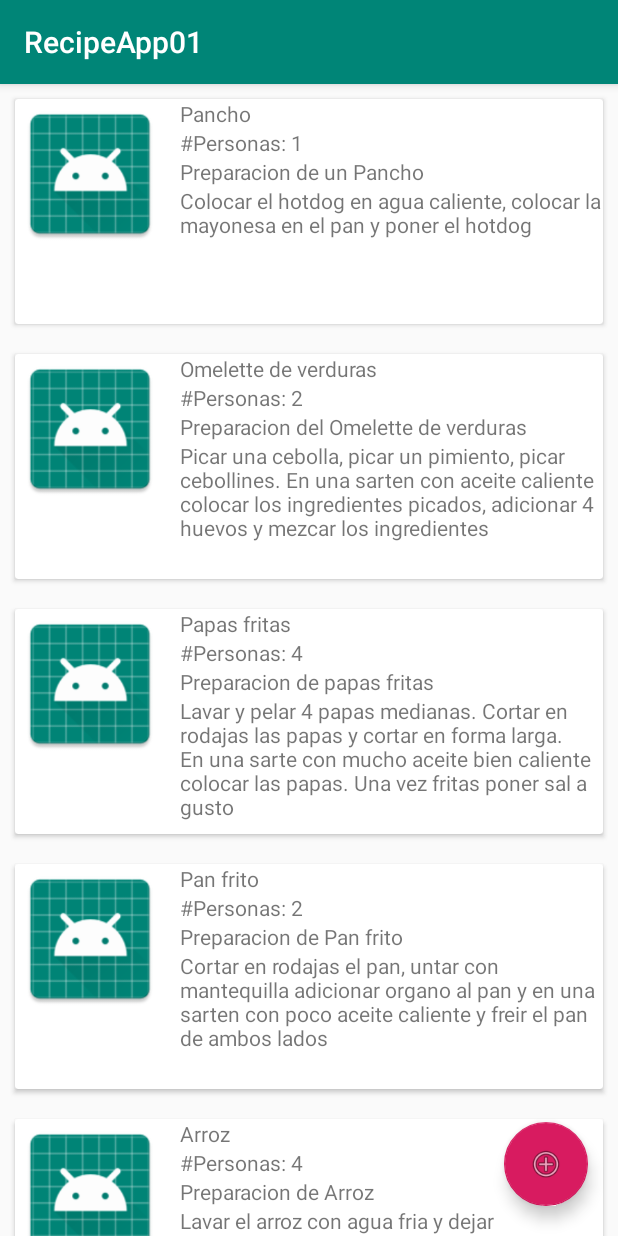
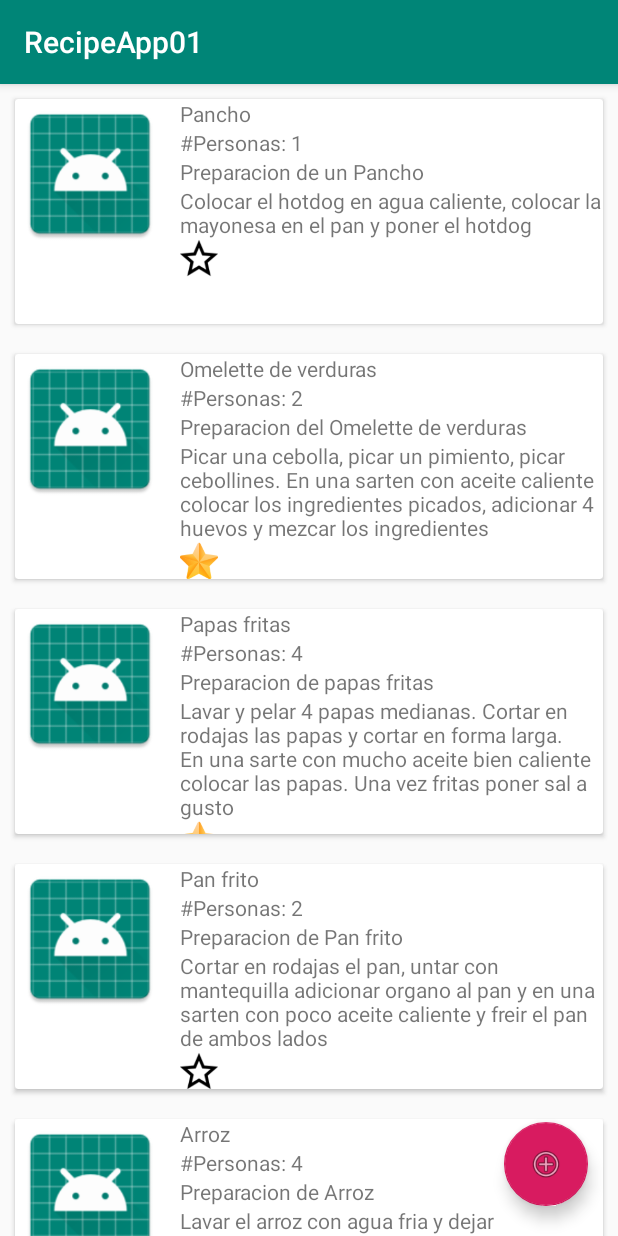
Before and after one commit to barcvilla/AndroidCourse, an Android app: the screen it shows after launch (MainActivity), on a phone screen of 412 x 824 dp. Run offline under Robolectric (Android 15) with nearby library versions, the phone set to English and light mode, and no system bars.

Commit message:
Java Android Programming

```diff
--- a/Modulo04/RecipeApp01/app/src/main/java/com/recipeapp/ceva/adapters/RecipeAdapter.java
+++ b/Modulo04/RecipeApp01/app/src/main/java/com/recipeapp/ceva/adapters/RecipeAdapter.java
@@ -29,12 +29,12 @@ public class RecipeAdapter extends RecyclerView.Adapter<RecipeAdapter.ViewHolder
 
     /**
      * Paso 1. Definir un layout que sera una vista de nuestros objetos de dominio. El layout lo definimos en la carpeta res -> layout
-     * Paso 2. Definimos la vista es decir un ViewHolder
+     * Paso 2. Definimos la vista es decir un ViewHolder. El cual contendra los elementos que conforman una receta
      */
     public class ViewHolder extends RecyclerView.ViewHolder
     {
         private CardView cardView;
-        private ImageView imageView;
+        private ImageView imageView, star;
         private TextView nombre, personas, descripcion, preparacion;
 
         public ViewHolder(@NonNull View itemView) {
@@ -45,6 +45,7 @@ public class RecipeAdapter extends RecyclerView.Adapter<RecipeAdapter.ViewHolder
             personas = (TextView)itemView.findViewById(R.id.personas);
             descripcion = (TextView)itemView.findViewById(R.id.descripcion);
             preparacion = (TextView)itemView.findViewById(R.id.preparacion);
+            star = (ImageView)itemView.findViewById(R.id.star);
         }
     }
 
@@ -59,12 +60,24 @@ public class RecipeAdapter extends RecyclerView.Adapter<RecipeAdapter.ViewHolder
         return viewHolder;
     }
 
+    /**
+     * Metodo donde se construye el card con una receta
+     */
     @Override
     public void onBindViewHolder(@NonNull ViewHolder viewHolder, int i) {
         viewHolder.nombre.setText(recetas.get(i).getNombre());
         viewHolder.personas.setText("#Personas: " + String.valueOf(recetas.get(i).getPersonas()));
         viewHolder.descripcion.setText(recetas.get(i).getDescripcion());
         viewHolder.preparacion.setText(recetas.get(i).getPreparacion());
+        // si la receta es favorita mostramos la estrella amarilla de lo contrario la dejamos con la estrelle negra
+        if(recetas.get(i).getFavorito() == 1)
+        {
+            viewHolder.star.setImageResource(R.drawable.yellowstar);
+        }
+        else
+        {
+            viewHolder.star.setImageResource(R.drawable.blackstar);
+        }
     }
 
     @Override
--- a/Modulo04/RecipeApp01/app/src/main/java/com/recipeapp/ceva/helpers/DBHelper.java
+++ b/Modulo04/RecipeApp01/app/src/main/java/com/recipeapp/ceva/helpers/DBHelper.java
@@ -7,7 +7,7 @@ import android.database.sqlite.SQLiteOpenHelper;
 import com.recipeapp.ceva.SQLConstants;
 
 /**
- * Clase que nos ayuda a trabajar con las conexiones
+ * Clase que nos ayuda crear la BD
  */
 public class DBHelper extends SQLiteOpenHelper
 {
--- a/Modulo04/RecipeApp01/app/src/main/res/layout/recipeitem.xml
+++ b/Modulo04/RecipeApp01/app/src/main/res/layout/recipeitem.xml
@@ -49,6 +49,12 @@
                 android:layout_width="match_parent"
                 android:layout_height="wrap_content" />
 
+            <ImageView
+                android:id="@+id/star"
+                android:src="@drawable/blackstar"
+                android:layout_width="25dp"
+                android:layout_height="25dp" />
+
         </LinearLayout>
 
     </LinearLayout>
```
Also changed, not shown: Modulo04/RecipeApp01/app/src/main/res/drawable/blackstar.png (added), Modulo04/RecipeApp01/app/src/main/res/drawable/yellowstar.png (added).
